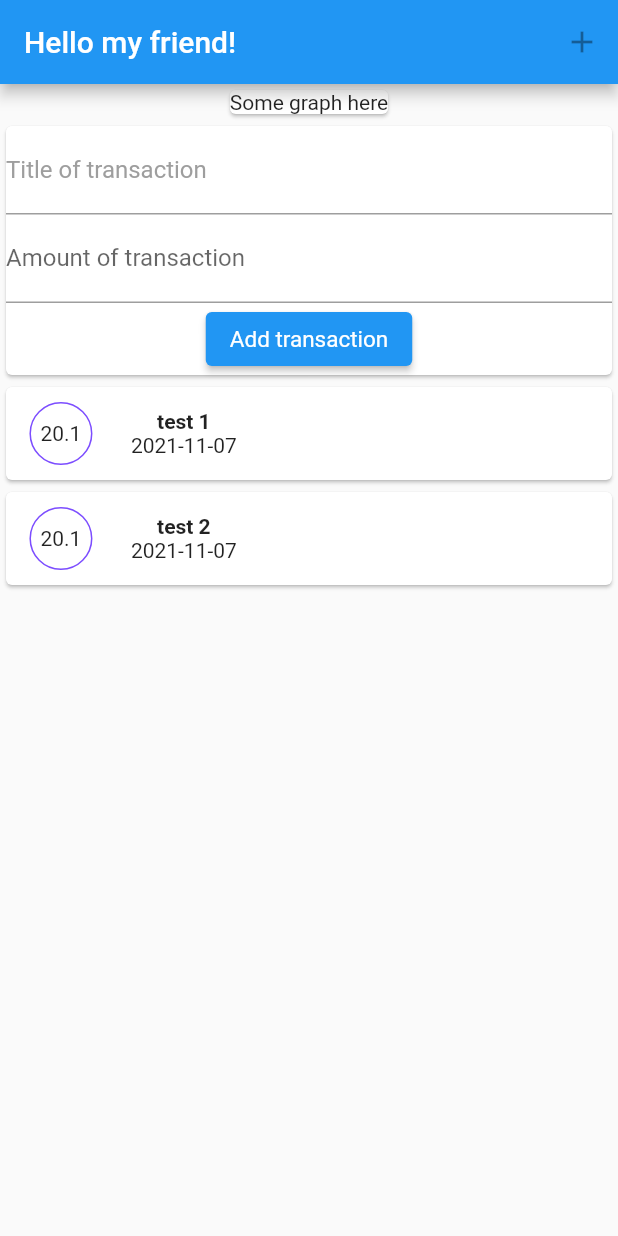
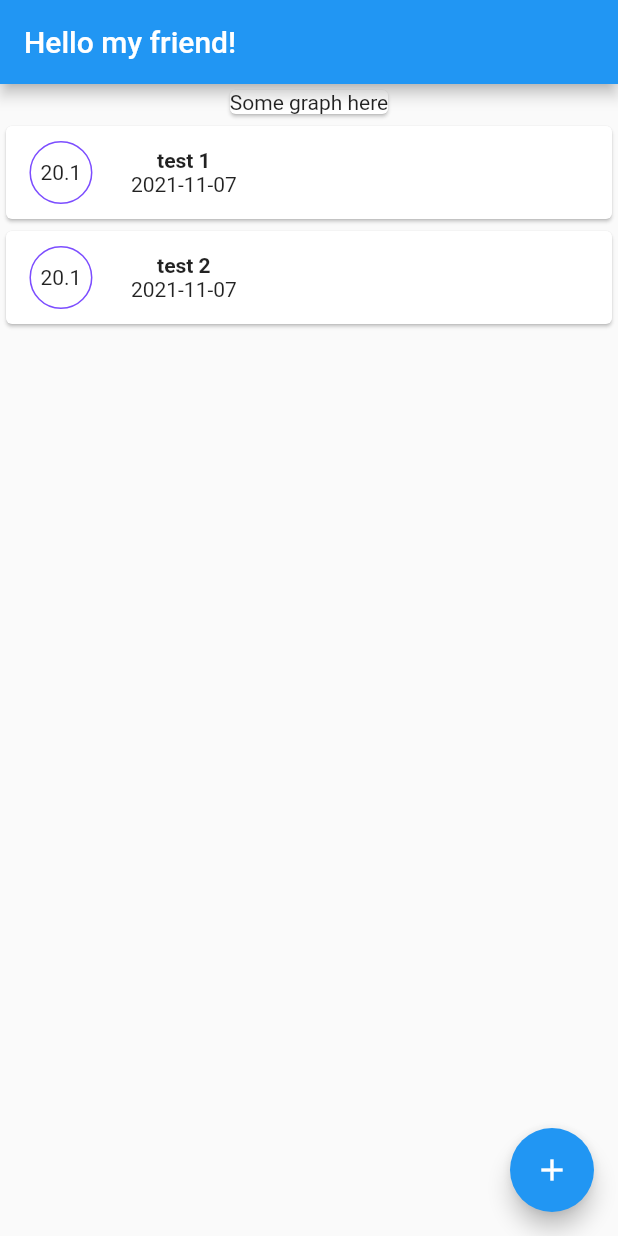
Before and after one commit to roman-romanov-o/flutter-practice, a Flutter app: the screen it shows after launch, on a phone screen of 412 x 824 dp. Run offline on Flutter 3.47's test engine with Material 2 defaults, Android fonts, the phone set to English and light mode, and no system bars; missing offline and left inert: dart:ffi.

Commit message:
- Move transactions module into main - Adding of transaction in modal

```diff
--- a/section_4/section_4_practice/lib/main.dart
+++ b/section_4/section_4_practice/lib/main.dart
@@ -1,5 +1,12 @@
 import 'package:flutter/material.dart';
-import 'package:section_4_practice/widgets/transactions.dart';
+import 'package:section_4_practice/models/transaction.dart';
+import 'package:section_4_practice/widgets/add_transaction.dart';
+import 'package:section_4_practice/widgets/transaction_list.dart';
+import 'package:uuid/uuid.dart';
+
+
+var uuid = Uuid();
+
 
 void main() {
   runApp(MyApp());
@@ -52,17 +59,48 @@ class MyHomePage extends StatefulWidget {
 }
 
 class _MyHomePageState extends State<MyHomePage> {
+
+  final List<Transaction> _userTransactions = [
+    Transaction(
+        id: 't1',
+        title: 'test 1',
+        date: DateTime.now(),
+        amount: 20.10
+    ),
+    Transaction(
+        id: 't2',
+        title: 'test 2',
+        date: DateTime.now(),
+        amount: 20.10
+    ),
+  ];
+
+  void startAddNewTransaction(BuildContext ctx) {
+    showModalBottomSheet(
+        context: ctx,
+        builder: (_) => AddNewTransaction(_addNewTransaction),
+    );
+  }
+
+  void _addNewTransaction(String title, double amount) {
+    setState(() {
+      _userTransactions.add(Transaction(
+        id: uuid.v1(),
+        title: title,
+        amount: amount,
+        date: DateTime.now(),
+      ));
+    });
+  }
+
+
+
   @override
-  Widget build(BuildContext context) {
+  Widget build(BuildContext ctx) {
     return Scaffold(
       appBar: AppBar(
         title: Text('Hello my friend!'),
-        actions: [
-          IconButton(
-            onPressed: null,
-            icon: Icon(Icons.add),
-          )
-        ],
+        actions: [],
       ),
       body: SingleChildScrollView(
         child: Column(
@@ -71,9 +109,17 @@ class _MyHomePageState extends State<MyHomePage> {
             Card(
               child: Text('Some graph here'),
             ),
-            Transactions(),
+            Column(
+              children: [
+                TransactionList(_userTransactions),
+              ],
+            ),
           ],
         ),
+      ),
+      floatingActionButton: FloatingActionButton(
+        child: Icon(Icons.add),
+        onPressed: () => startAddNewTransaction(ctx),
       ),
       // This trailing comma makes auto-formatting nicer for build methods.
     );
--- a/section_4/section_4_practice/lib/widgets/transaction_list.dart
+++ b/section_4/section_4_practice/lib/widgets/transaction_list.dart
@@ -13,7 +13,7 @@ class TransactionList extends StatelessWidget {
   @override
   Widget build(BuildContext context) {
     return Container(
-      height: 400,
+      height: 800,
       child: ListView.builder(
           itemBuilder: (ctx, index) {
             var transaction = _userTransactions[index];
--- a/section_4/section_4_practice/lib/widgets/transactions.dart
+++ /dev/null
@@ -1,51 +0,0 @@
-import 'package:uuid/uuid.dart';
-import 'package:flutter/material.dart';
-import '../models/transaction.dart';
-import './add_transaction.dart';
-import './transaction_list.dart';
-
-var uuid = Uuid();
-
-class Transactions extends StatefulWidget {
-  @override
-  _TransactionsState createState() => _TransactionsState();
-}
-
-class _TransactionsState extends State<Transactions> {
-  void _addNewTransaction(String title, double amount) {
-    setState(() {
-      _userTransactions.add(Transaction(
-        id: uuid.v1(),
-        title: title,
-        amount: amount,
-        date: DateTime.now(),
-      ));
-    });
-  }
-
-  final List<Transaction> _userTransactions = [
-    Transaction(
-        id: 't1',
-        title: 'test 1',
-        date: DateTime.now(),
-        amount: 20.10
-    ),
-    Transaction(
-        id: 't2',
-        title: 'test 2',
-        date: DateTime.now(),
-        amount: 20.10
-    ),
-  ];
-
-
-  @override
-  Widget build(BuildContext context) {
-    return Column(
-      children: [
-        AddNewTransaction(_addNewTransaction),
-        TransactionList(_userTransactions),
-      ],
-    );
-  }
-}
--- a/section_4/section_4_practice/pubspec.yaml
+++ b/section_4/section_4_practice/pubspec.yaml
@@ -24,6 +24,7 @@ dependencies:
   flutter:
     sdk: flutter
   uuid: any
+  intl: any
 
 
   # The following adds the Cupertino Icons font to your application.
```
